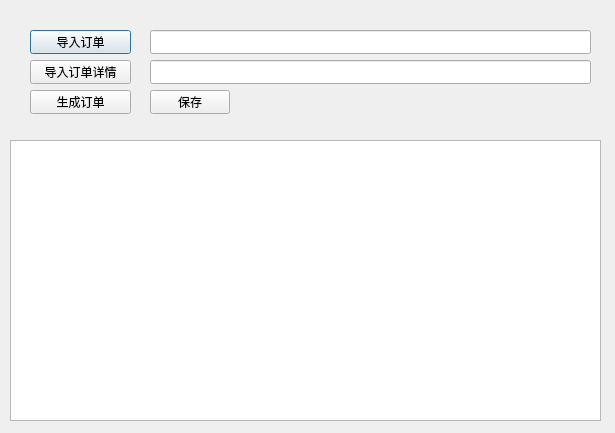
This is orderimportdialog.ui in cryring/myorder as Qt 5 draws it before an edit. The edited form follows.
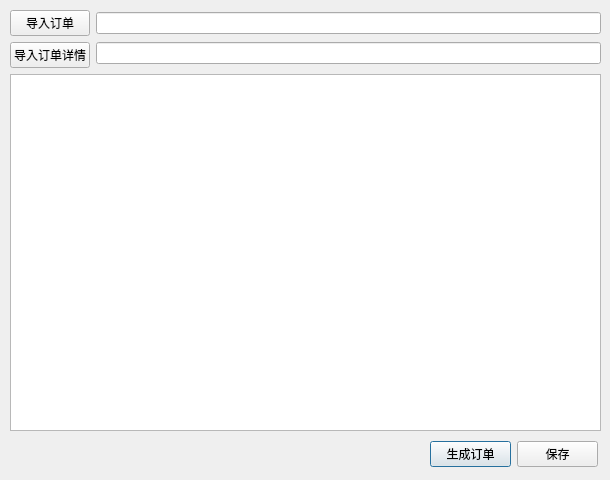
This is the edited form.

The edit to the form file:
```diff
--- a/orderimportdialog.ui
+++ b/orderimportdialog.ui
@@ -6,95 +6,94 @@
    <rect>
     <x>0</x>
     <y>0</y>
-    <width>615</width>
-    <height>433</height>
+    <width>610</width>
+    <height>480</height>
    </rect>
   </property>
   <property name="windowTitle">
    <string>Dialog</string>
   </property>
-  <widget class="QPushButton" name="importOrderButton">
+  <widget class="QWidget" name="">
    <property name="geometry">
     <rect>
-     <x>30</x>
-     <y>30</y>
-     <width>101</width>
-     <height>24</height>
+     <x>430</x>
+     <y>440</y>
+     <width>168</width>
+     <height>29</height>
     </rect>
    </property>
-   <property name="text">
-    <string>导入订单</string>
-   </property>
+   <layout class="QHBoxLayout" name="horizontalLayout_2">
+    <item>
+     <widget class="QPushButton" name="createOrderButton">
+      <property name="text">
+       <string>生成订单</string>
+      </property>
+     </widget>
+    </item>
+    <item>
+     <widget class="QPushButton" name="saveButton">
+      <property name="text">
+       <string>保存</string>
+      </property>
+     </widget>
+    </item>
+   </layout>
   </widget>
-  <widget class="QPushButton" name="importOrderDetailButton">
-   <property name="geometry">
-    <rect>
-     <x>30</x>
-     <y>60</y>
-     <width>101</width>
-     <height>24</height>
-    </rect>
-   </property>
-   <property name="text">
-    <string>导入订单详情</string>
-   </property>
-  </widget>
-  <widget class="QPushButton" name="createOrderButton">
-   <property name="geometry">
-    <rect>
-     <x>30</x>
-     <y>90</y>
-     <width>101</width>
-     <height>24</height>
-    </rect>
-   </property>
-   <property name="text">
-    <string>生成订单</string>
-   </property>
-  </widget>
-  <widget class="QTableView" name="orderView">
+  <widget class="QWidget" name="">
    <property name="geometry">
     <rect>
      <x>10</x>
-     <y>140</y>
+     <y>10</y>
      <width>591</width>
-     <height>281</height>
+     <height>421</height>
     </rect>
    </property>
+   <layout class="QVBoxLayout" name="verticalLayout_3">
+    <item>
+     <layout class="QHBoxLayout" name="horizontalLayout">
+      <item>
+       <layout class="QVBoxLayout" name="verticalLayout">
+        <item>
+         <widget class="QPushButton" name="importOrderButton">
+          <property name="text">
+           <string>导入订单</string>
+          </property>
+         </widget>
+        </item>
+        <item>
+         <widget class="QPushButton" name="importOrderDetailButton">
+          <property name="text">
+           <string>导入订单详情</string>
+          </property>
+         </widget>
+        </item>
+       </layout>
+      </item>
+      <item>
+       <layout class="QVBoxLayout" name="verticalLayout_2">
+        <item>
+         <widget class="QLineEdit" name="orderFileEdit"/>
+        </item>
+        <item>
+         <widget class="QLineEdit" name="orderDetailFileEdit"/>
+        </item>
+       </layout>
+      </item>
+     </layout>
+    </item>
+    <item>
+     <widget class="QTableView" name="orderView"/>
+    </item>
+   </layout>
   </widget>
-  <widget class="QLineEdit" name="orderFileEdit">
-   <property name="geometry">
-    <rect>
-     <x>150</x>
-     <y>30</y>
-     <width>441</width>
-     <height>24</height>
-    </rect>
-   </property>
-  </widget>
-  <widget class="QLineEdit" name="orderDetailFileEdit">
-   <property name="geometry">
-    <rect>
-     <x>150</x>
-     <y>60</y>
-     <width>441</width>
-     <height>24</height>
-    </rect>
-   </property>
-  </widget>
-  <widget class="QPushButton" name="saveButton">
-   <property name="geometry">
-    <rect>
-     <x>150</x>
-     <y>90</y>
-     <width>80</width>
-     <height>24</height>
-    </rect>
-   </property>
-   <property name="text">
-    <string>保存</string>
-   </property>
-  </widget>
+  <zorder>importOrderButton</zorder>
+  <zorder>importOrderDetailButton</zorder>
+  <zorder>createOrderButton</zorder>
+  <zorder>orderView</zorder>
+  <zorder>orderFileEdit</zorder>
+  <zorder>orderDetailFileEdit</zorder>
+  <zorder>saveButton</zorder>
+  <zorder>saveButton</zorder>
  </widget>
  <resources/>
  <connections/>
```
